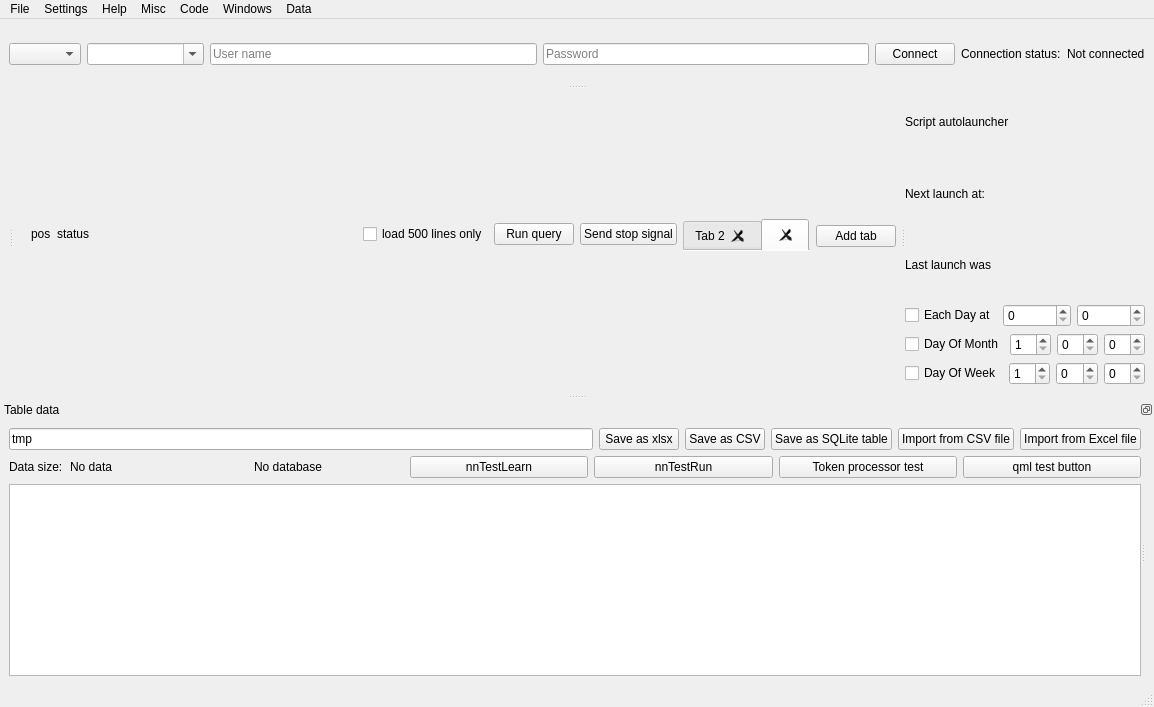
Above: DBLoader CMake/loaderwidnow.ui from gfifgfifofich/DB_loader before the change. Below: the same form after it.
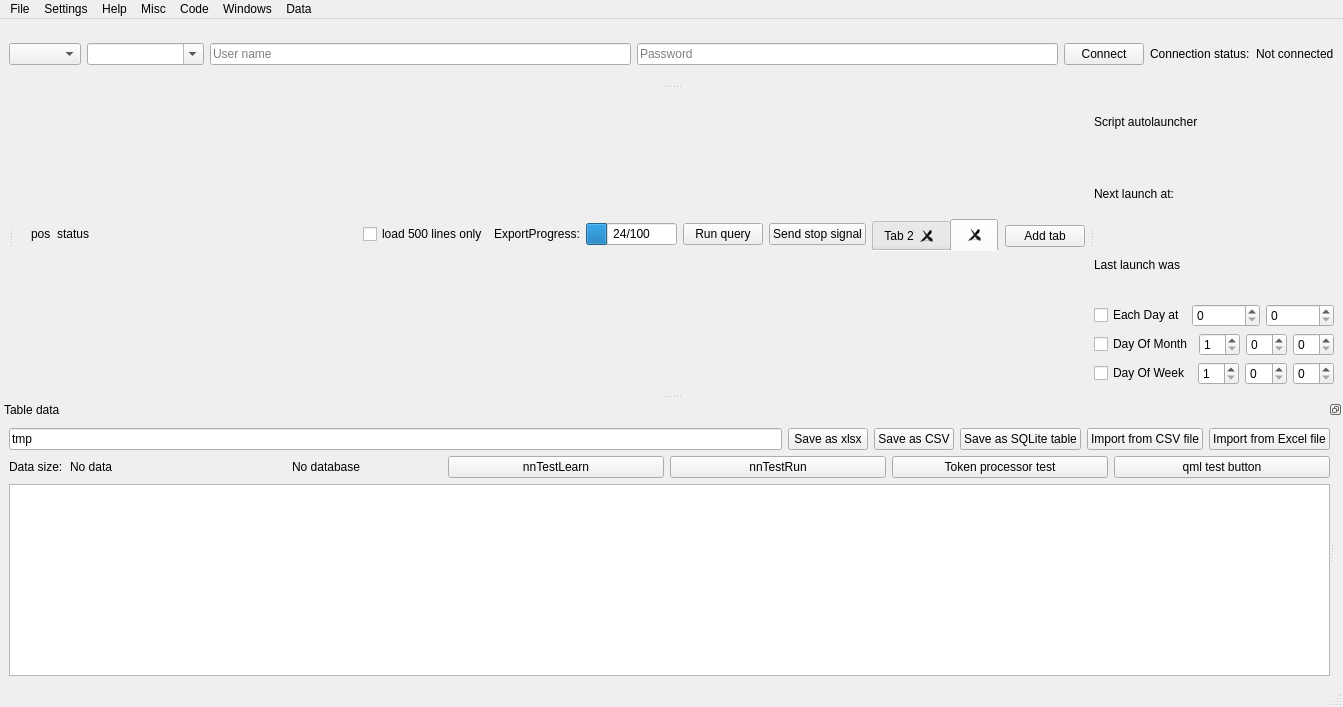
That is the form after the change.

Commit message: Async export with progress bars

Patch:
```diff
--- a/DBLoader CMake/loaderwidnow.ui
+++ b/DBLoader CMake/loaderwidnow.ui
@@ -6,7 +6,7 @@
    <rect>
     <x>0</x>
     <y>0</y>
-    <width>1034</width>
+    <width>1153</width>
     <height>707</height>
    </rect>
   </property>
@@ -236,6 +236,23 @@
                </property>
               </widget>
              </item>
+             <item>
+              <widget class="QLabel" name="exportProgressLabel">
+               <property name="text">
+                <string>ExportProgress:</string>
+               </property>
+              </widget>
+             </item>
+             <item>
+              <widget class="QProgressBar" name="exportProgressBar">
+               <property name="value">
+                <number>24</number>
+               </property>
+               <property name="format">
+                <string>%v/%m</string>
+               </property>
+              </widget>
+             </item>
              <item>
               <widget class="QPushButton" name="pushButton_3">
                <property name="text">
@@ -446,7 +463,7 @@
     <rect>
      <x>0</x>
      <y>0</y>
-     <width>1034</width>
+     <width>1153</width>
      <height>21</height>
     </rect>
    </property>
```
The commit also changes 9 other files.
